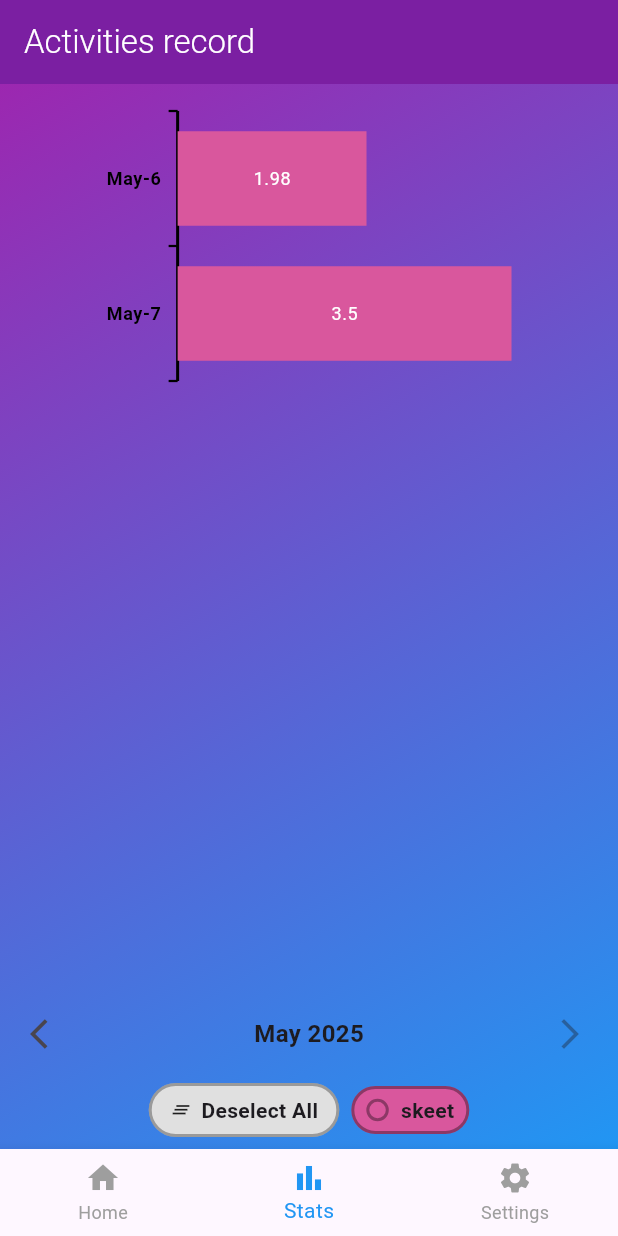
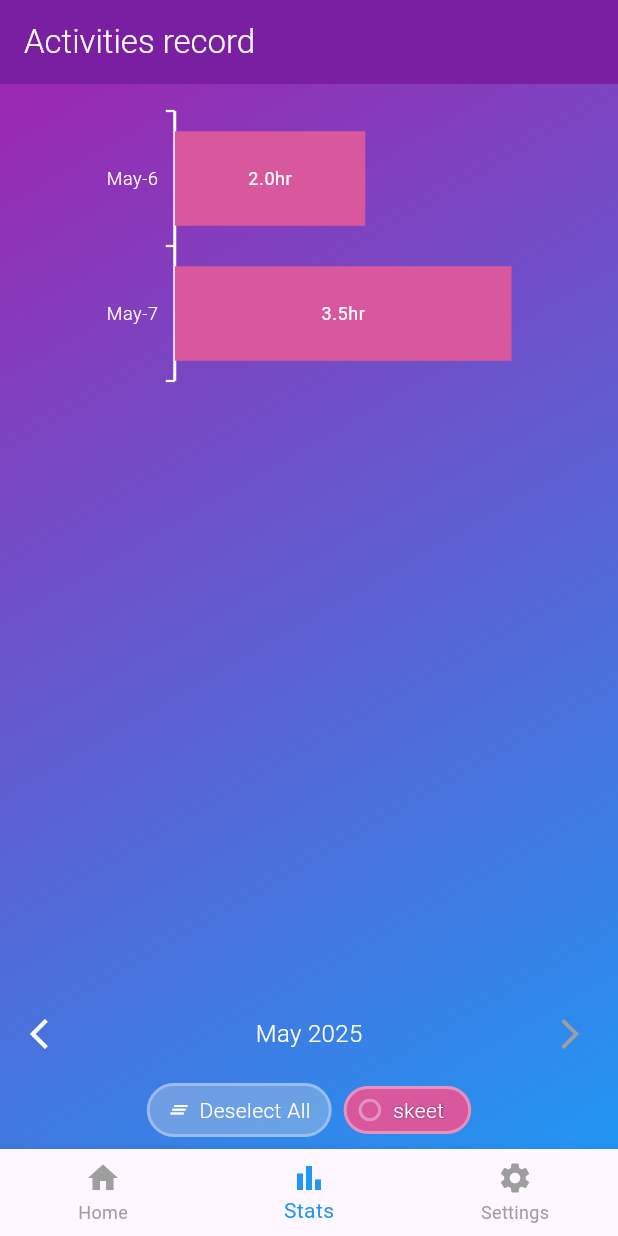
Before and after one commit to psjhimanshu/activity_tracker, a Flutter app: the screen it shows after launch, item 2 of the bottom bar chosen, on a phone screen of 412 x 824 dp. Run offline on Flutter 3.47's test engine with Material 3 defaults, Android fonts, the phone set to English and light mode, and no system bars; our stand-ins replace audioplayers, firebase_core, get, shared_preferences, syncfusion_flutter_charts; accounts and stored records are empty.

Commit message:
updated theme of stats screen

```diff
--- a/lib/Screens/StatsScreen.dart
+++ b/lib/Screens/StatsScreen.dart
@@ -61,11 +61,17 @@ class _StatsScreenState extends State<StatsScreen> {
   @override
   Widget build(BuildContext context) {
     return Scaffold(
-      appBar: AppBar(title: Text("Activities record ",style: TextStyle(
-        fontWeight: FontWeight.w300,
-        color: Colors.white,
-      ),),backgroundColor: Colors.purple.shade700,
-        elevation: 0,),
+      appBar: AppBar(
+        title: Text(
+          "Activities record ",
+          style: TextStyle(
+            fontWeight: FontWeight.w300,
+            color: Colors.white,
+          ),
+        ),
+        backgroundColor: Colors.purple.shade700,
+        elevation: 0,
+      ),
       body: Container(
         decoration: const BoxDecoration(
           gradient: LinearGradient(
@@ -290,16 +296,16 @@ class _ActivityBarChartState extends State<ActivityBarChart> {
                     isInversed: true,
                     majorGridLines: MajorGridLines(width: 0),
                     axisLine: const AxisLine(
-                      color: Colors.black, // Make axis line more visible
-                      width: 2,            // Thicker line
+                      color: Colors.white, // Make axis line more visible
+                      width: 2, // Thicker line
                     ),
                     labelStyle: TextStyle(
-                      color: Colors.black, // Label color
-                      fontWeight: FontWeight.bold,
+                      color: Colors.white, // Label color
+                      fontWeight: FontWeight.w300,
                       fontSize: 12,
                     ),
                     majorTickLines: const MajorTickLines(
-                      color: Colors.black, // Color of the small lines (ticks)
+                      color: Colors.white, // Color of the small lines (ticks)
                       width: 1.5,
                       size: 6, // Length of the tick line
                     ),
@@ -360,10 +366,10 @@ class _ActivityBarChartState extends State<ActivityBarChart> {
                       padding:
                           EdgeInsets.symmetric(horizontal: 12, vertical: 6),
                       decoration: BoxDecoration(
-                        color: Colors.grey[300]!,
+                        color: Colors.grey[300]!.withAlpha(80),
                         borderRadius: BorderRadius.circular(20),
                         border: Border.all(
-                            color: Colors.black.withAlpha(80), width: 2),
+                            color: Colors.white.withAlpha(80), width: 2),
                       ),
                       child: Row(
                         mainAxisSize: MainAxisSize.min,
@@ -371,11 +377,14 @@ class _ActivityBarChartState extends State<ActivityBarChart> {
                           Icon(
                             allSelected ? Icons.clear_all : Icons.select_all,
                             size: 15,
+                            color: Colors.white,
                           ),
                           SizedBox(width: 6),
                           Text(
                             toggleText,
-                            style: TextStyle(fontWeight: FontWeight.bold),
+                            style: TextStyle(
+                                fontWeight: FontWeight.w300,
+                                color: Colors.white),
                           ),
                         ],
                       ),
@@ -390,8 +399,8 @@ class _ActivityBarChartState extends State<ActivityBarChart> {
                     : _activityColors[activity]!.withAlpha(130);
                 final border = Border.all(
                     color: isSelected
-                        ? Colors.black.withAlpha(90)
-                        : Colors.black.withAlpha(40),
+                        ? Colors.white.withAlpha(90)
+                        : Colors.white.withAlpha(40),
                     width: 2);
                 return GestureDetector(
                   onTap: () {
@@ -420,9 +429,21 @@ class _ActivityBarChartState extends State<ActivityBarChart> {
                               border: border),
                         ),
                         SizedBox(width: 8),
-                        Text(
-                          activity,
-                          style: TextStyle(fontWeight: FontWeight.bold),
+                        Padding(
+                          padding: const EdgeInsets.only(right: 8.0),
+                          child: Text(
+                            activity,
+                            style: TextStyle(
+                                fontWeight: FontWeight.w300, color: Colors.white,
+                              shadows: [
+                                Shadow(
+                                  offset: Offset(0.5, 0.5),
+                                  blurRadius: 1.0,
+                                  color: Colors.black.withAlpha(150),
+                                ),
+                              ],
+                            ),
+                          ),
                         ),
                       ],
                     ),
@@ -461,6 +482,10 @@ class _ActivityBarChartState extends State<ActivityBarChart> {
           textStyle:
               TextStyle(color: Colors.white, fontSize: 12), // Better contrast
         ),
+          dataLabelMapper: (ActivityData data, _) {
+            final duration = data.activities[activity];
+            return duration != null ? "${duration.toStringAsFixed(1)}hr" : "";
+          },
         onPointLongPress: (ChartPointDetails details) {
           _onBarTap(details, activity); // Your existing handler
         },
@@ -501,7 +526,8 @@ class _MonthSwitcherState extends State<MonthSwitcher> {
   void initState() {
     super.initState();
     _currentIndex = widget.availableMonths.indexOf(widget.selectedMonth);
-    _pageController = PageController(initialPage: _currentIndex, viewportFraction: 1.0);
+    _pageController =
+        PageController(initialPage: _currentIndex, viewportFraction: 1.0);
   }
 
   void _goToPage(int newIndex) {
@@ -523,8 +549,14 @@ class _MonthSwitcherState extends State<MonthSwitcher> {
     return Row(
       children: [
         IconButton(
-          icon: const Icon(Icons.arrow_back_ios),
-          onPressed: _currentIndex > 0 ? () => _goToPage(_currentIndex - 1) : null,
+          icon: Icon(
+            Icons.arrow_back_ios,
+            color: _currentIndex > 0
+                ? Colors.white
+                : Colors.grey,
+          ),
+          onPressed:
+              _currentIndex > 0 ? () => _goToPage(_currentIndex - 1) : null,
         ),
         Expanded(
           child: SizedBox(
@@ -544,9 +576,9 @@ class _MonthSwitcherState extends State<MonthSwitcher> {
                   child: Text(
                     DateFormat('MMM yyyy').format(month),
                     style: const TextStyle(
-                      fontSize: 16,
-                      fontWeight: FontWeight.bold,
-                    ),
+                        fontSize: 16,
+                        fontWeight: FontWeight.w300,
+                        color: Colors.white),
                   ),
                 );
               },
@@ -554,7 +586,12 @@ class _MonthSwitcherState extends State<MonthSwitcher> {
           ),
         ),
         IconButton(
-          icon: const Icon(Icons.arrow_forward_ios),
+          icon: Icon(
+            Icons.arrow_forward_ios,
+            color: _currentIndex < widget.availableMonths.length - 1
+                ? Colors.white
+                : Colors.grey,
+          ),
           onPressed: _currentIndex < widget.availableMonths.length - 1
               ? () => _goToPage(_currentIndex + 1)
               : null,
--- a/lib/Screens/mainScreen.dart
+++ b/lib/Screens/mainScreen.dart
@@ -29,7 +29,10 @@ class _MainScreenState extends State<MainScreen> {
   @override
   Widget build(BuildContext context) {
     return Scaffold(
-      body: _pages[_selectedIndex],
+      body: IndexedStack(
+        index: _selectedIndex,
+        children: _pages,
+      ),
       bottomNavigationBar: BottomNavigationBar(
         items: const [
           BottomNavigationBarItem(icon: Icon(Icons.home), label: "Home"),
```
